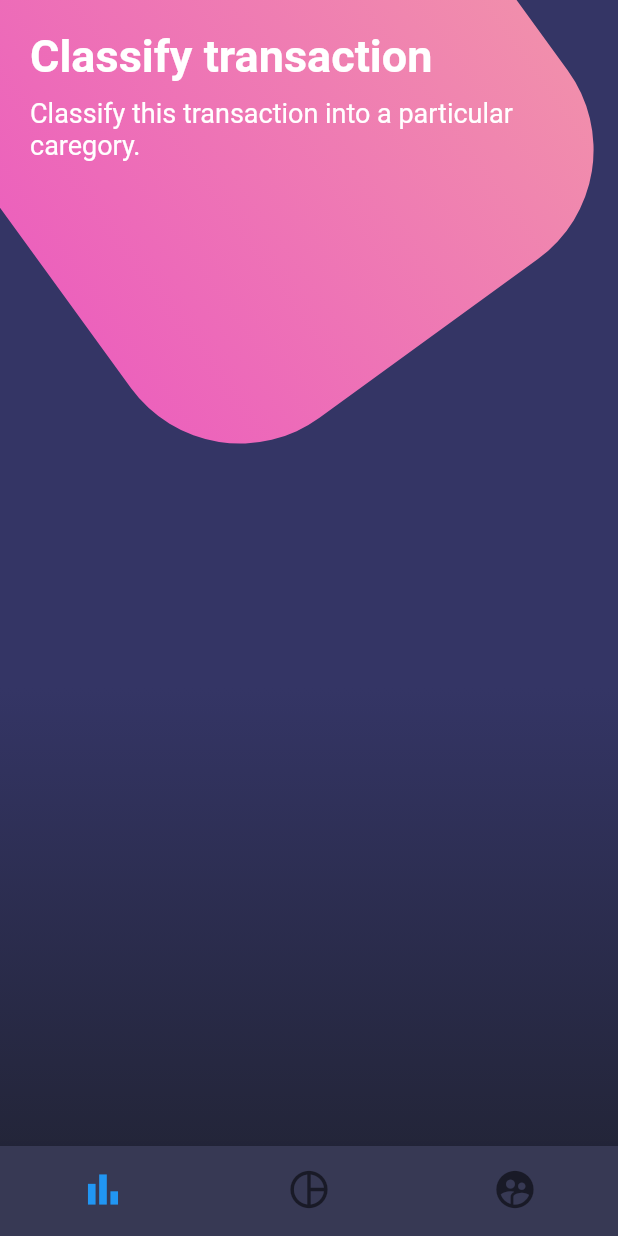
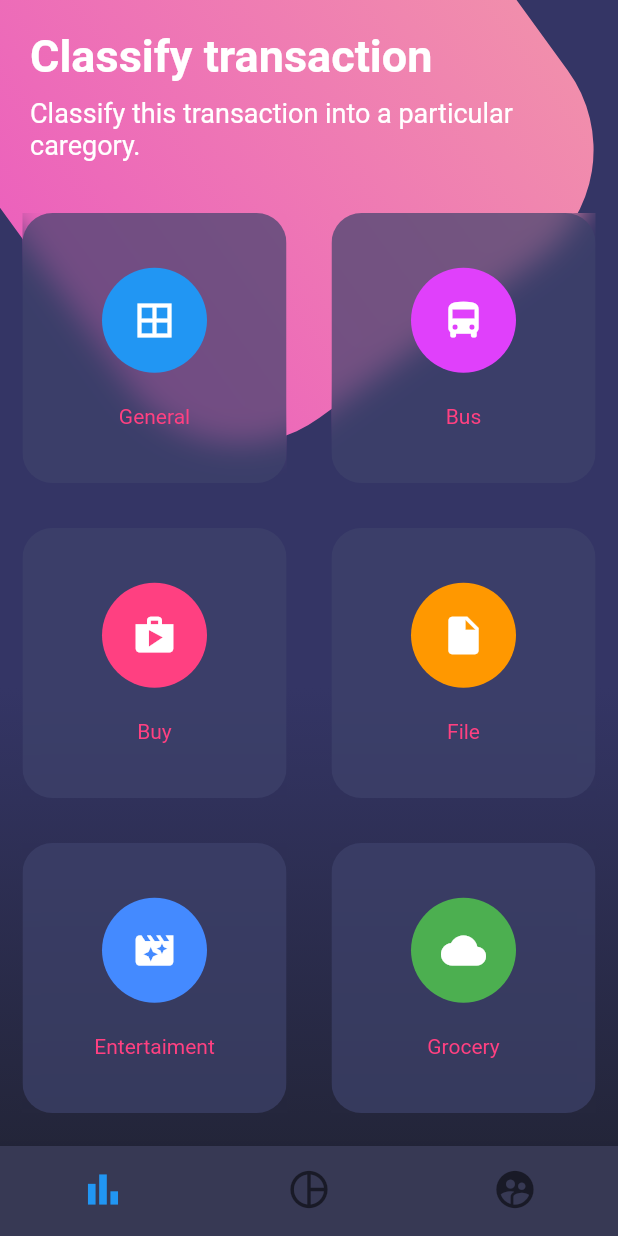
Before and after one commit to oscarlolero/app-designs, a Flutter app: the ButtonsPage screen opened by its route, on a phone screen of 412 x 824 dp. Run offline on Flutter 3.47's test engine with Material 2 defaults, Android fonts, the phone set to English and light mode, and no system bars; network calls fail.

Commit message:
Complex design finished with navigation buttons between pages

```diff
--- a/lib/main.dart
+++ b/lib/main.dart
@@ -24,7 +24,7 @@ class MyApp extends StatelessWidget {
     return MaterialApp(
       debugShowCheckedModeBanner: false,
       title: 'Diseños',
-      initialRoute: 'buttons',
+      initialRoute: 'scroll',
       routes: {
         'basic': (BuildContext context) => BasicPage(),
         'scroll': (BuildContext context) => ScrollPage(),
--- a/lib/src/pages/buttons_page.dart
+++ b/lib/src/pages/buttons_page.dart
@@ -1,6 +1,7 @@
 import 'dart:math';
 import 'dart:ui';
 
+import 'package:flutter/cupertino.dart';
 import 'package:flutter/material.dart';
 
 class ButtonsPage extends StatelessWidget {
@@ -14,6 +15,7 @@ class ButtonsPage extends StatelessWidget {
             child: Column(
               children: [
                 _titles(),
+                _roundedButtons(),
               ],
             ),
           ),
@@ -47,11 +49,10 @@ class ButtonsPage extends StatelessWidget {
   Widget _buildPersonalizedBottomNavigationBar(BuildContext context) {
     return Theme(
       data: Theme.of(context).copyWith(
-        canvasColor: Color.fromRGBO(55, 57, 84, 1.0),
-        primaryColor: Colors.pinkAccent,
-        textTheme: Theme.of(context).textTheme
-          .copyWith(caption: TextStyle(color: Color.fromRGBO(116, 117, 152, 1.0)))
-      ),
+          canvasColor: Color.fromRGBO(55, 57, 84, 1.0),
+          primaryColor: Colors.pinkAccent,
+          textTheme: Theme.of(context).textTheme.copyWith(
+              caption: TextStyle(color: Color.fromRGBO(116, 117, 152, 1.0)))),
       child: BottomNavigationBar(
         showSelectedLabels: false,
         showUnselectedLabels: false,
@@ -142,4 +143,69 @@ class ButtonsPage extends StatelessWidget {
       ),
     );
   }
+
+  Widget _roundedButtons() {
+    return Table(
+      children: [
+        TableRow(
+            children: [
+              _buildRoundedButton( Colors.blue, Icons.border_all, 'General' ),
+              _buildRoundedButton( Colors.purpleAccent, Icons.directions_bus, 'Bus' ),
+            ]
+        ),
+        TableRow(
+            children: [
+              _buildRoundedButton( Colors.pinkAccent, Icons.shop, 'Buy' ),
+              _buildRoundedButton( Colors.orange, Icons.insert_drive_file, 'File' ),
+            ]
+        ),
+        TableRow(
+            children: [
+              _buildRoundedButton( Colors.blueAccent, Icons.movie_filter, 'Entertaiment' ),
+              _buildRoundedButton( Colors.green, Icons.cloud, 'Grocery' ),
+            ]
+        ),
+        TableRow(
+            children: [
+              _buildRoundedButton( Colors.red, Icons.collections, 'Photos' ),
+              _buildRoundedButton( Colors.teal, Icons.help_outline, 'General' ),
+            ]
+        )
+      ],
+    );
+  }
+
+  Widget _buildRoundedButton(Color color, IconData icon, String text) {
+    return Padding(
+      padding: EdgeInsets.all(15),
+      child: ClipRRect(
+        child: BackdropFilter(
+          filter: ImageFilter.blur( sigmaX: 10.0, sigmaY: 10.0 ),
+          child: Container(
+            height: 180.0,
+            decoration: BoxDecoration(
+                color: Color.fromRGBO(62, 66, 107, 0.7),
+                borderRadius: BorderRadius.circular(20)),
+            child: Column(
+              mainAxisAlignment: MainAxisAlignment.spaceAround,
+              children: [
+                SizedBox(height: 5.0),
+                CircleAvatar(
+                  radius: 35.0,
+                  backgroundColor: color,
+                  child: Icon(
+                    icon,
+                    color: Colors.white,
+                    size: 30.0,
+                  ),
+                ),
+                Text(text, style: TextStyle(color: Colors.pinkAccent),),
+                SizedBox(height: 5.0)
+              ],
+            ),
+          ),
+        ),
+      ),
+    );
+  }
 }
```
Also changed, not shown: lib/src/pages/scroll_page.dart (+32 -6 lines).
